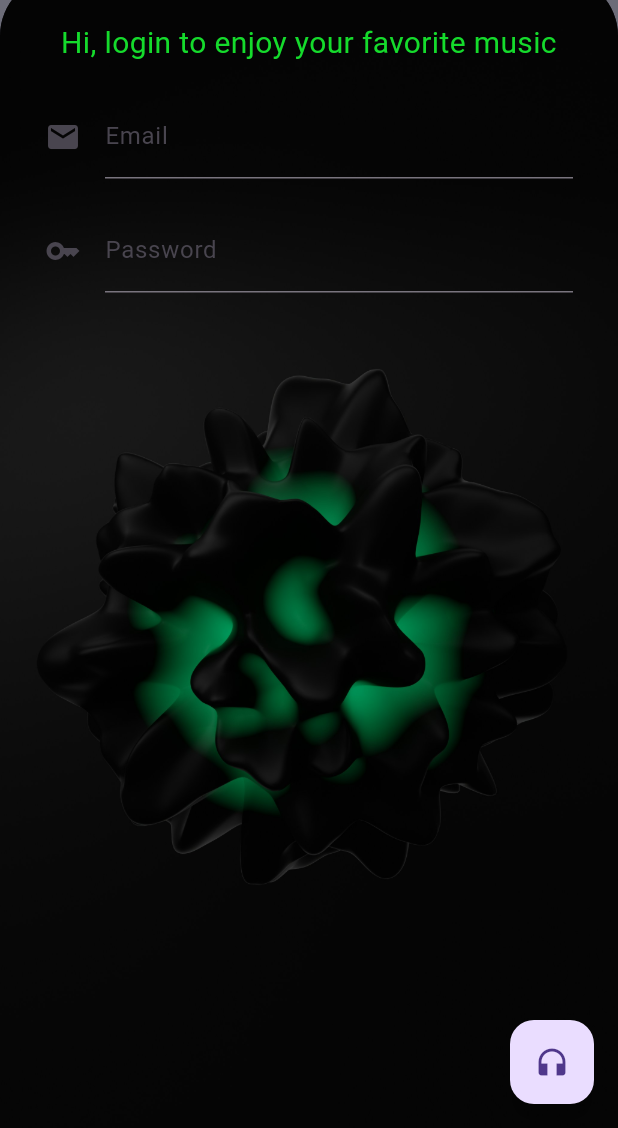
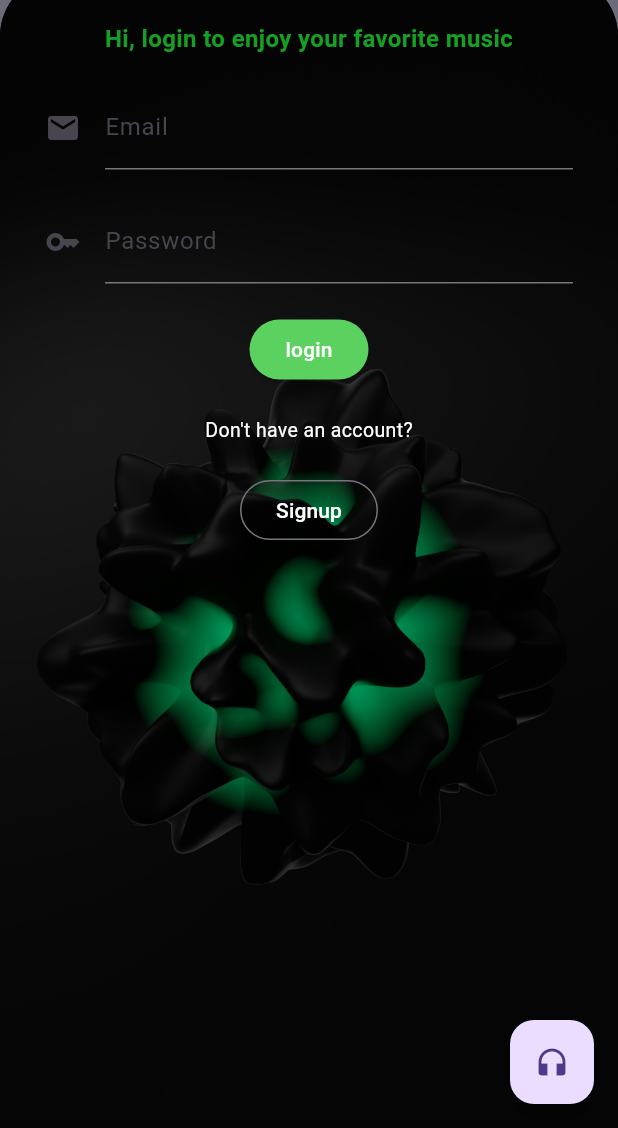
Before and after one commit to BraisonWabwire/day_1, a Flutter app: the screen it shows after launch, on a phone screen of 412 x 824 dp, the part 108-1236 px from its top. Run offline on Flutter 3.47's test engine with Material 3 defaults, Android fonts, the phone set to English and light mode, and no system bars.

Commit message:
Login page complete

```diff
--- a/lib/main.dart
+++ b/lib/main.dart
@@ -1,6 +1,8 @@
 import 'package:flutter/material.dart';
 
 void main() => runApp(MyApp());
+
+// Login Page
 
 class MyApp extends StatelessWidget {
   const MyApp({super.key});
@@ -46,33 +48,44 @@ class MyApp extends StatelessWidget {
                       "Hi, login to enjoy your favorite music",
                       textAlign: TextAlign.center,
                       style: TextStyle(
-                        color: Color.fromARGB(255, 21, 219, 44),
-                        fontSize: 20,
+                        color: Color.fromARGB(255, 21, 160, 37),
+                        fontSize: 16,
+                        fontWeight: FontWeight.bold,
                       ),
                     ),
                     SizedBox(height: 20),
-                    // Text(
-                    //   "Enter email and password to continue",
-                    //   style: TextStyle(
-                    //     color: Color.fromARGB(255, 5, 5, 5),
-                    //     fontSize: 12,
-                    //   ),
-                    // ),
                     TextField(
+                      style: TextStyle(color: Colors.white),
                       decoration: InputDecoration(
                         labelText: 'Email',
-                        hintText: 'you@email.com',
+                        hintText: 'example@email.com',
                         icon: Icon(Icons.email)
                       ),
                     ),
                     SizedBox(height: 20,),
                     TextField(
+                      style: TextStyle(color: Colors.white),
                       obscureText: true,
                       decoration: InputDecoration(
                         labelText: "Password",
                         icon: Icon(Icons.key),
                       ),
-                    )
+                    ),
+                  SizedBox(height: 20,),
+                   Column(
+                    crossAxisAlignment: CrossAxisAlignment.center,
+                    mainAxisAlignment: MainAxisAlignment.center,
+                    children: [
+                      ElevatedButton(onPressed: ()=>{}, style: ElevatedButton.styleFrom(
+                        backgroundColor: const Color.fromARGB(255, 91, 210, 95),
+                      ),child: const Text("login",style: TextStyle(color: Colors.white,),)),
+                      SizedBox(height: 20,),
+                     Text("Don't have an account?", style: TextStyle(color: Colors.white,fontSize: 13),),
+                     SizedBox(height: 20,),
+                     OutlinedButton(onPressed: ()=>{}, style: ElevatedButton.styleFrom(
+                      ),child: const Text("Signup",style: TextStyle(color: Colors.white),)),
+                    ],
+                   )
                   ],
                 ),
               ),
```
